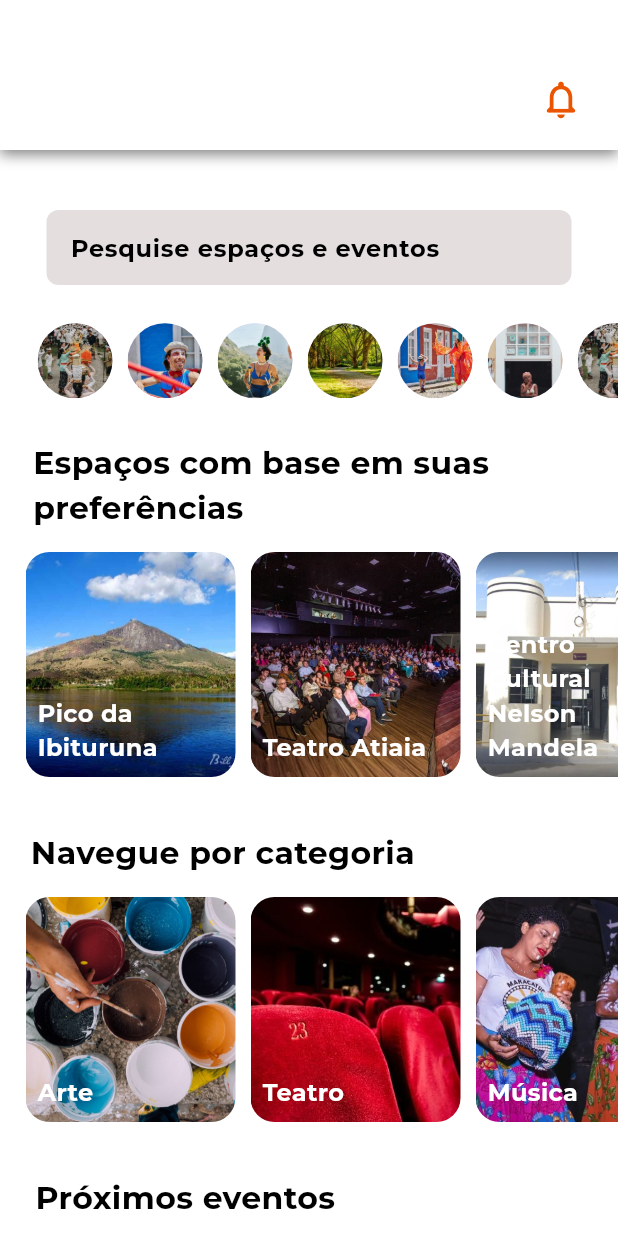
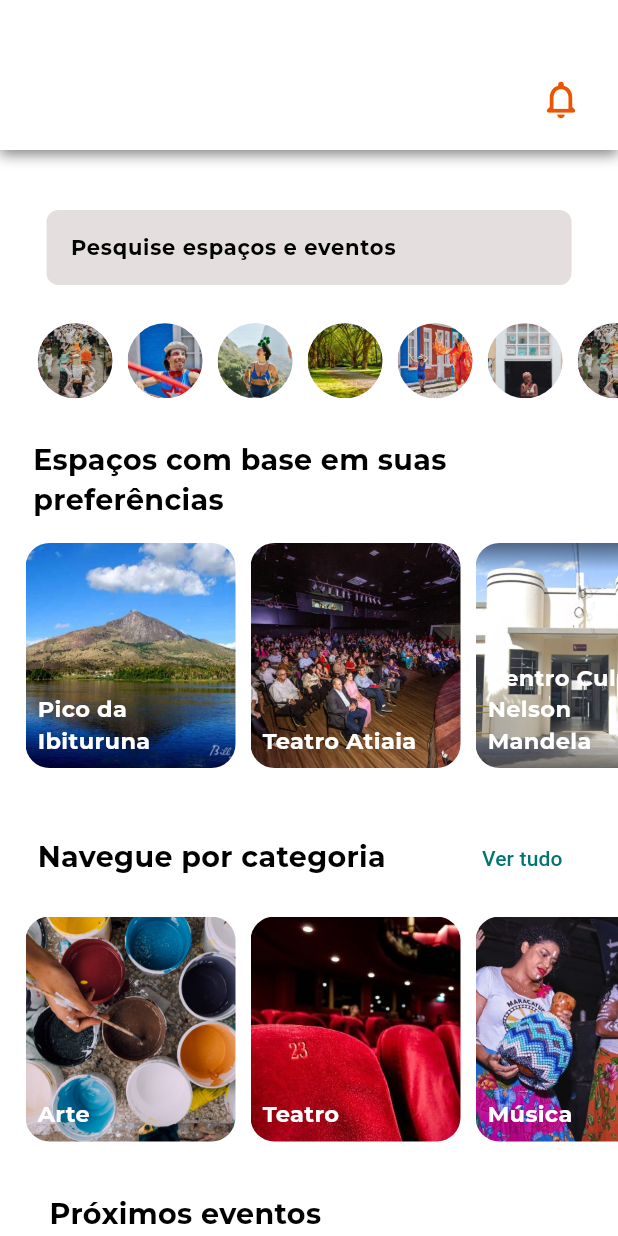
Before and after one commit to jeiel2013/Study_Dart, a Flutter app: the screen it shows after launch, on a phone screen of 412 x 824 dp. Run offline on Flutter 3.47's test engine with Material 3 defaults, Android fonts, the phone set to English and light mode, and no system bars; Roboto replaces fonts that are missing (Monteserrat).

```diff
--- a/projeto_explorando/lib/main.dart
+++ b/projeto_explorando/lib/main.dart
@@ -1,4 +1,5 @@
 import 'package:flutter/material.dart';
+import 'package:projeto_explorando/categorias.dart';
 import 'package:projeto_explorando/colors.dart';
 
 void main() {
@@ -35,7 +36,8 @@ class Home extends StatelessWidget {
           // Conteúdo rolável
           ListView(
             padding: EdgeInsets.only(
-                top: 80), // Ajusta o padding para não sobrepor a barra fixa
+              top: 80,
+            ), // Ajusta o padding para não sobrepor a barra fixa
             children: [
               Column(
                 mainAxisAlignment: MainAxisAlignment.start,
@@ -58,7 +60,7 @@ class Home extends StatelessWidget {
                             floatingLabelBehavior: FloatingLabelBehavior.never,
                             labelStyle: TextStyle(
                               color: Preto,
-                              fontSize: 16,
+                              fontSize: 14,
                               fontFamily: 'Montserrat',
                               fontWeight: FontWeight.bold,
                             )),
@@ -66,7 +68,8 @@ class Home extends StatelessWidget {
                           color: Preto,
                           fontFamily: 'Montserrat',
                           fontSize: 22,
-                            fontWeight: FontWeight.bold),
+                          fontWeight: FontWeight.bold,
+                        ),
                       ),
                     ),
                   ),
@@ -105,9 +108,9 @@ class Home extends StatelessWidget {
                               "Espaços com base em suas preferências",
                               style: TextStyle(
                                 color: Preto,
-                                fontFamily: "Montserrat",
-                                fontWeight: FontWeight.bold,
-                                fontSize: 21,
+                                fontFamily: "MontserratBold",
+                                //fontWeight: FontWeight.bold,
+                                fontSize: 19,
                               ),
                             ),
                           ),
@@ -149,17 +152,40 @@ class Home extends StatelessWidget {
                     child: Column(
                       children: [
                         Container(
-                          child: Padding(
-                            padding: const EdgeInsets.only(right: 115),
-                            child: Text(
+                          child: Row(
+                            mainAxisAlignment: MainAxisAlignment.spaceEvenly,
+                            children: [
+                              Text(
                                 "Navegue por categoria",
                                 style: TextStyle(
                                   color: Preto,
-                                fontFamily: "Montserrat",
-                                fontWeight: FontWeight.bold,
-                                fontSize: 21,
+                                  fontFamily: "MontserratBold",
+                                  //fontWeight: FontWeight.bold,
+                                  fontSize: 19,
                                 ),
                               ),
+                              Padding(
+                                padding:
+                                    const EdgeInsets.only(top: 1, left: 27),
+                                child: TextButton(
+                                  onPressed: () {
+                                    Navigator.of(context).push(
+                                      MaterialPageRoute(
+                                        builder: (context) => categorias(),
+                                      ),
+                                    );
+                                  },
+                                  child: Text(
+                                    'Ver tudo',
+                                    style: TextStyle(
+                                        color: Azul,
+                                        fontFamily: 'Monteserrat',
+                                        //fontWeight: FontWeight.bold,
+                                        fontSize: 14),
+                                  ),
+                                ),
+                              ),
+                            ],
                           ),
                         ),
                         SingleChildScrollView(
@@ -167,7 +193,9 @@ class Home extends StatelessWidget {
                           child: Row(
                             mainAxisAlignment: MainAxisAlignment.spaceEvenly,
                             children: [
-                              Padding(padding: EdgeInsets.only(left: 12)),
+                              Padding(
+                                padding: EdgeInsets.only(left: 12),
+                              ),
                               TopicsImg(
                                 imageUrl: 'assets/arte.jpg',
                                 texto: 'Arte',
@@ -197,9 +225,9 @@ class Home extends StatelessWidget {
                               "Próximos eventos",
                               style: TextStyle(
                                 color: Preto,
-                                fontFamily: "Montserrat",
-                                fontWeight: FontWeight.bold,
-                                fontSize: 21,
+                                fontFamily: "MontserratBold",
+                                //fontWeight: FontWeight.bold,
+                                fontSize: 19,
                               ),
                             ),
                           ),
@@ -266,7 +294,7 @@ class Home extends StatelessWidget {
                                     color: Colors.black,
                                     fontFamily: 'Montserrat',
                                     fontSize: 17,
-                                    fontWeight: FontWeight.bold,
+                                    //fontWeight: FontWeight.bold,
                                   ),
                                   'Notificação'),
                               actions: <Widget>[
@@ -398,9 +426,9 @@ class TopicsImg extends StatelessWidget {
                       texto,
                       style: TextStyle(
                         color: Colors.white,
-                        fontFamily: 'Montserrat',
-                        fontSize: 16,
-                        fontWeight: FontWeight.bold,
+                        fontFamily: 'MontserratBold',
+                        fontSize: 15,
+                        //: FontWeight.bold,
                       ),
                       softWrap: true,
                       overflow: TextOverflow.clip,
--- a/projeto_explorando/pubspec.yaml
+++ b/projeto_explorando/pubspec.yaml
@@ -77,7 +77,9 @@ flutter:
     - family: Montserrat
       fonts:
         - asset: assets/Montserrat.ttf
-          weight: 600
+    - family: MontserratBold
+      fonts:
+        - asset: assets/Montserrat-Bold.ttf
   #       - asset: fonts/Schyler-Italic.ttf
   #         style: italic
   #   - family: Trajan Pro
```
Also changed, not shown: projeto_explorando/lib/categorias.dart (added, +228 -0 lines), projeto_explorando/assets/Montserrat-Bold.ttf (added), projeto_explorando/assets/patrimonios.jpg (added). Lines whose indentation alone changed are shown as unchanged.
